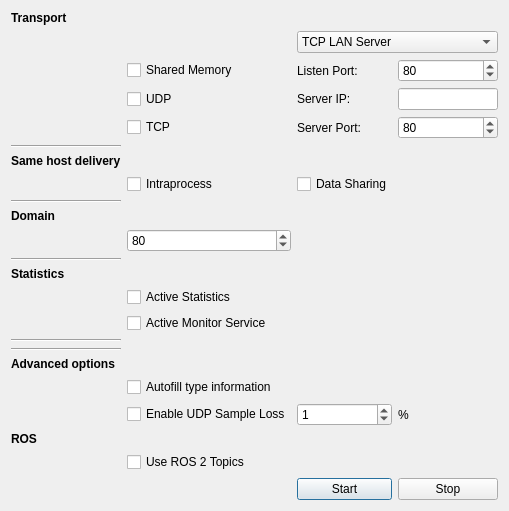
Before: the Qt Designer form forms/participantdialog.ui in eProsima/ShapesDemo, drawn with Qt 5.
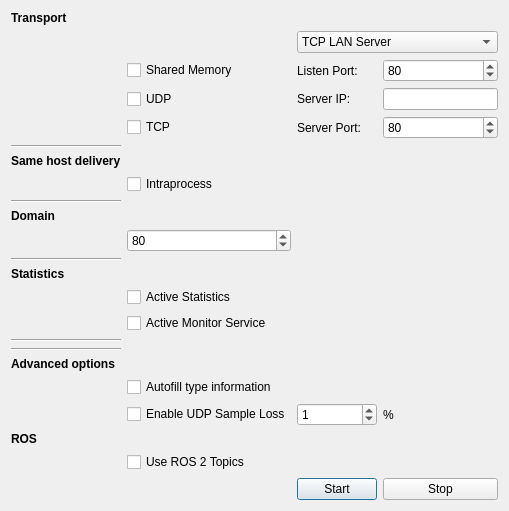
After: the same form once the commit is applied.

Commit message: Refs #20410: Remove Data-Sharing option from ShapesDemo

Patch:
```diff
--- a/forms/participantdialog.ui
+++ b/forms/participantdialog.ui
@@ -256,13 +256,6 @@
      </property>
     </widget>
    </item>
-   <item row="12" column="3">
-    <widget class="QCheckBox" name="DataSharingcheckBox">
-     <property name="text">
-      <string>Data Sharing</string>
-     </property>
-    </widget>
-   </item>
    <item row="6" column="1">
     <widget class="QCheckBox" name="SHMcheckBox">
      <property name="text">
```
The commit also changes 7 other files.
